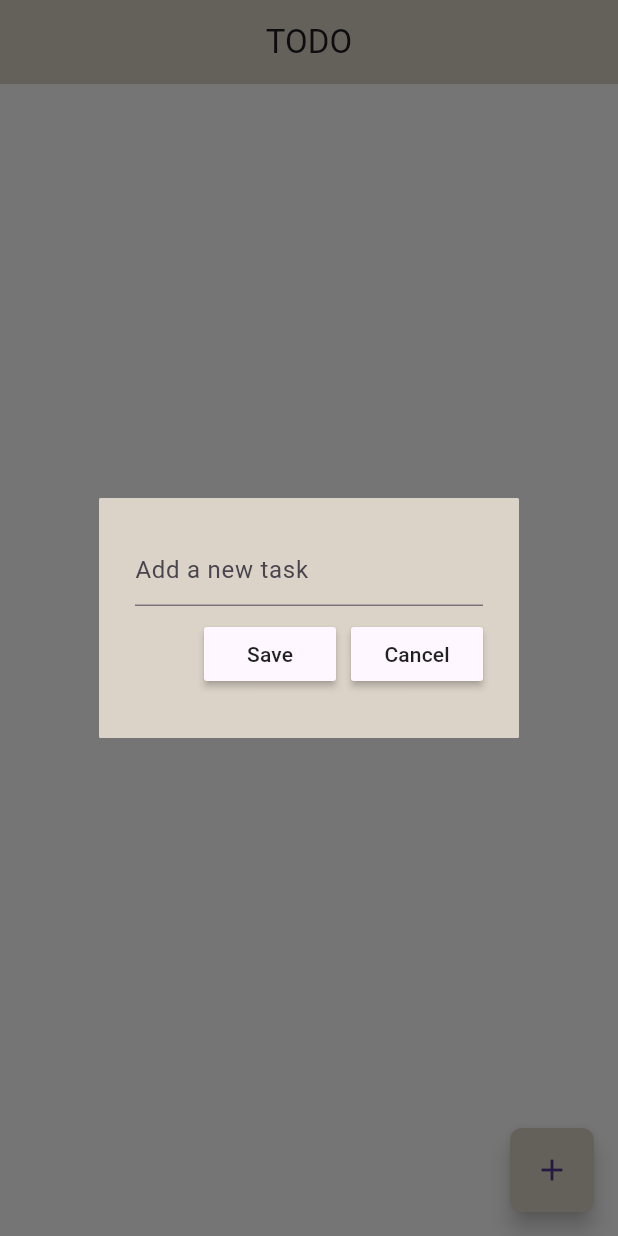
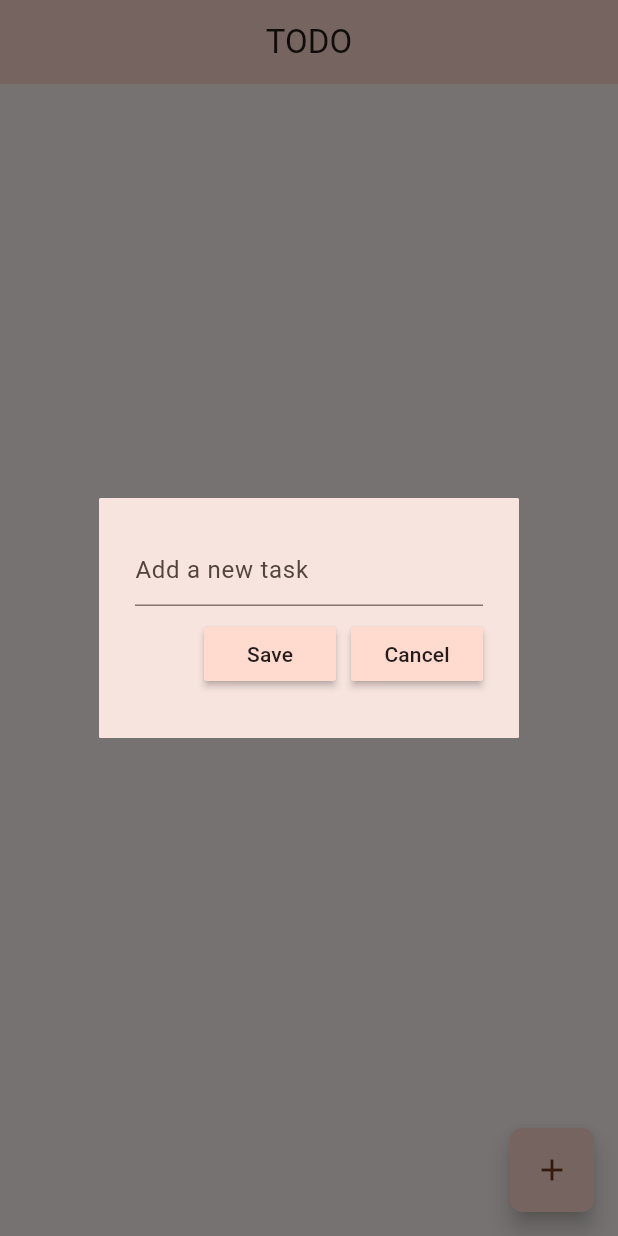
Before and after one commit to mi-kinoshita/minimal_todo_list_app, a Flutter app: the screen it shows after launch, after a tap on the "add" icon, on a phone screen of 412 x 824 dp. Run offline on Flutter 3.47's test engine with Material 3 defaults, Android fonts, the phone set to English and light mode, and no system bars; our stand-ins replace flutter_slidable, google_fonts, shared_preferences.

Commit message:
Add dark mode support for improved user experience

```diff
--- a/lib/main.dart
+++ b/lib/main.dart
@@ -10,8 +10,22 @@ class MyApp extends StatelessWidget {
 
   @override
   Widget build(BuildContext context) {
-    return const MaterialApp(
-      home: TopPage(),
+    return MaterialApp(
+      theme: ThemeData(
+        colorScheme: ColorScheme.fromSeed(
+          seedColor: Colors.brown,
+          brightness: Brightness.light,
+        ),
+      ),
+
+      darkTheme: ThemeData(
+        colorScheme: ColorScheme.fromSeed(
+          seedColor: Colors.brown,
+          brightness: Brightness.dark,
+        ),
+      ),
+
+      home: const TopPage(),
     );
   }
 }
--- a/lib/pages/top_page.dart
+++ b/lib/pages/top_page.dart
@@ -1,4 +1,5 @@
 import 'package:flutter/material.dart';
+import 'package:google_fonts/google_fonts.dart';
 import 'package:minimal_todo_list_app/model/task.dart';
 import 'package:minimal_todo_list_app/shared_prefs/shared_prefs.dart';
 import 'package:minimal_todo_list_app/util/dialog_box.dart';
@@ -72,11 +73,13 @@ class _TopPageState extends State<TopPage> {
   Widget build(BuildContext context) {
     return Scaffold(
       appBar: AppBar(
-        title: const Text('TODO'),
+        title: Text(
+          'TODO',
+          style: GoogleFonts.roboto(),
+        ),
         centerTitle: true,
-        backgroundColor: const Color(0xffdbd3c7),
+        backgroundColor: Theme.of(context).colorScheme.primaryContainer,
       ),
-      backgroundColor: Colors.white,
       body:ListView.builder(
           itemCount: _prefs.count(),
           itemBuilder: (context, index) {
@@ -96,7 +99,6 @@ class _TopPageState extends State<TopPage> {
           borderRadius: BorderRadius.circular(8),
         ),
         onPressed: createNewTask,
-        backgroundColor: const Color(0xffdbd3c7),
         child: const Icon(Icons.add),
       ),
     );
--- a/lib/util/dialog_box.dart
+++ b/lib/util/dialog_box.dart
@@ -16,7 +16,7 @@ class DialogBox extends StatelessWidget {
   @override
   Widget build(BuildContext context) {
     return AlertDialog(
-      backgroundColor: const Color(0xffdbd3c7),
+      // backgroundColor: const Color(0xffdbd3c7),
       content: SizedBox(
         height: 120,
         child: Column(
--- a/lib/util/my_button.dart
+++ b/lib/util/my_button.dart
@@ -13,7 +13,7 @@ class MyButton extends StatelessWidget {
   Widget build(BuildContext context) {
     return MaterialButton(
         onPressed: onPressed,
-    color: Theme.of(context).canvasColor,
+    color: Theme.of(context).colorScheme.primaryContainer,
     child: Text(text),
     );
   }
--- a/pubspec.yaml
+++ b/pubspec.yaml
@@ -38,6 +38,7 @@ dependencies:
   intl: ^0.20.1
   shared_preferences: ^2.3.3
   flutter_slidable: ^3.1.1
+  google_fonts: ^6.2.1
 
 dev_dependencies:
   flutter_test:
@@ -48,7 +49,7 @@ dev_dependencies:
   # activated in the `analysis_options.yaml` file located at the root of your
   # package. See that file for information about deactivating specific lint
   # rules and activating additional ones.
-  flutter_lints: ^4.0.0
+  flutter_lints: ^5.0.0
 
 # For information on the generic Dart part of this file, see the
 # following page: https://dart.dev/tools/pub/pubspec
```
Also changed, not shown: lib/util/todo_tile.dart (+5 -5 lines), pubspec.lock, 2 other files.
